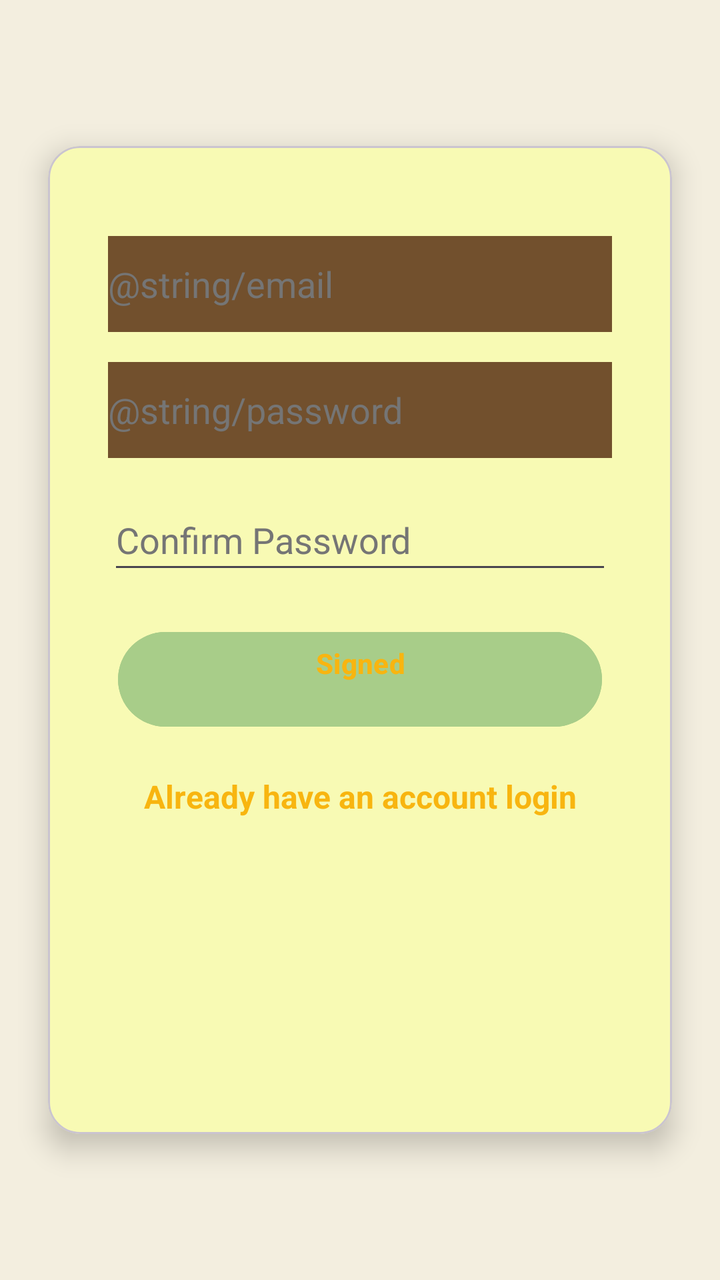
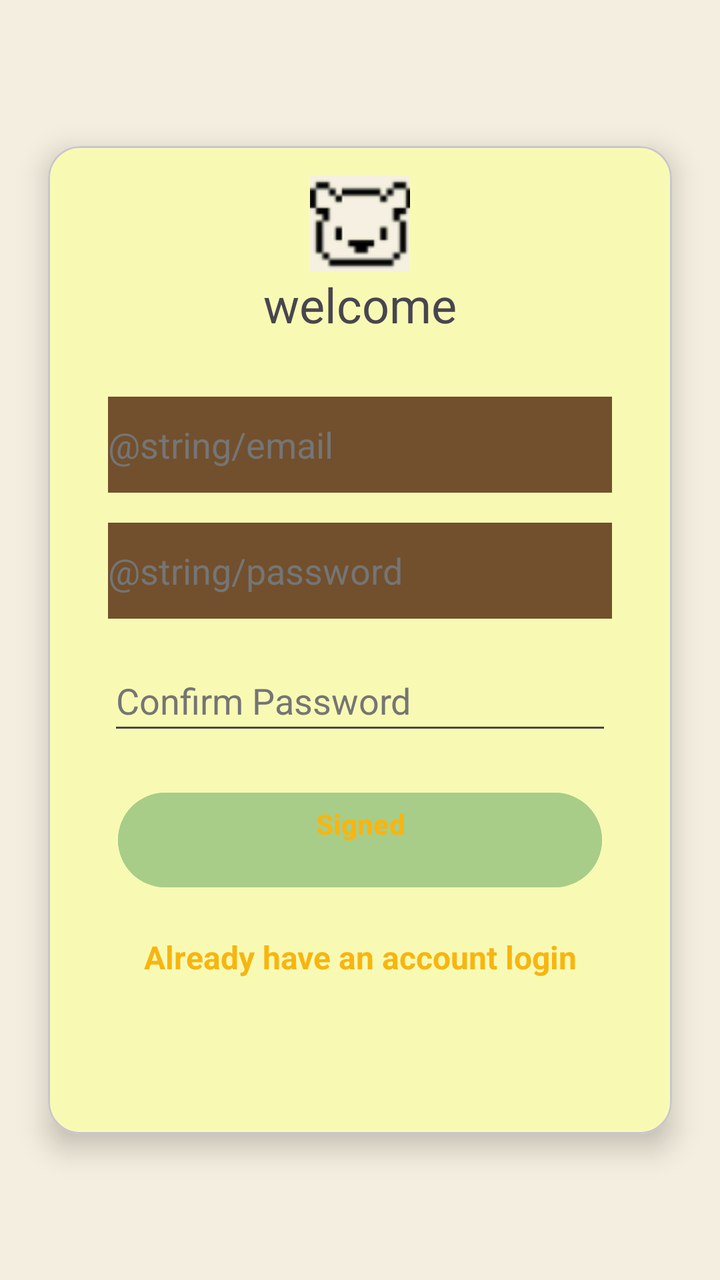

An Android layout rendered at two revisions. The XML below is the earlier revision; the diff shows what the commit changed to produce the second picture.
<!-- AndroidManifest.xml: application theme Theme.BeeBudgetingLimited -->
<!-- res/layout/activity_login.xml -->
<?xml version="1.0" encoding="utf-8"?>
<androidx.constraintlayout.widget.ConstraintLayout xmlns:android="http://schemas.android.com/apk/res/android"
    xmlns:app="http://schemas.android.com/apk/res-auto"
    xmlns:tools="http://schemas.android.com/tools"
    android:id="@+id/main"
    android:layout_width="match_parent"
    android:layout_height="match_parent"
    android:background="#F3EEDF"
    tools:context=".MainActivity">

    <com.google.android.material.card.MaterialCardView
        android:id="@+id/cardContainer"
        android:layout_width="0dp"
        android:layout_height="wrap_content"
        android:layout_margin="24dp"
        android:backgroundTint="@color/pastel_yellow"
        app:cardCornerRadius="16dp"
        app:cardElevation="8dp"
        app:layout_constraintBottom_toBottomOf="parent"
        app:layout_constraintEnd_toEndOf="parent"
        app:layout_constraintStart_toStartOf="parent"
        app:layout_constraintTop_toTopOf="parent">


        <LinearLayout
            android:id="@+id/linearLayout"
            android:layout_width="match_parent"
            android:layout_height="494dp"
            android:orientation="vertical"
            android:padding="15dp"
            android:paddingTop="40dp"
            android:paddingBottom="40dp"
            app:layout_constraintBottom_toBottomOf="parent"
            app:layout_constraintEnd_toEndOf="parent"
            app:layout_constraintHorizontal_bias="0.496"
            app:layout_constraintStart_toStartOf="parent"
            app:layout_constraintTop_toTopOf="parent"
            app:layout_constraintVertical_bias="0.0">

            <EditText
                android:id="@+id/etSEmailAddress"
                android:layout_width="match_parent"
                android:layout_height="wrap_content"
                android:layout_marginLeft="15dp"
                android:layout_marginTop="30dp"
                android:layout_marginRight="15dp"
                android:autofillHints="emailAddress"
                android:background="#72502D"
                android:backgroundTint="#72502D"
                android:ems="10"
                android:hint="@string/email"
                android:inputType="textEmailAddress"
                android:minHeight="48dp"
                android:textColorHint="#757575" />

            <EditText
                android:id="@+id/etSPassword"
                android:layout_width="match_parent"
                android:layout_height="wrap_content"
                android:layout_marginLeft="15dp"
                android:layout_marginTop="15dp"
                android:layout_marginRight="15dp"
                android:autofillHints="password"
                android:background="#72502D"
                android:ems="10"
                android:hint="@string/password"
                android:inputType="textPassword"
                android:minHeight="48dp"
                android:textColorHint="#757575" />

            <EditText
                android:id="@+id/etSConfPassword"
                android:layout_width="match_parent"
                android:layout_height="wrap_content"
                android:layout_marginLeft="15dp"
                android:layout_marginTop="15dp"
                android:layout_marginRight="15dp"
                android:autofillHints="password"
                android:ems="10"
                android:hint="@string/confirm_password"
                android:inputType="textPassword"
                android:minHeight="48dp"
                android:textColorHint="#757575"
                tools:ignore="TextContrastCheck" />

            <Button
                android:id="@+id/btnSigned"
                android:layout_width="match_parent"
                android:layout_height="wrap_content"
                android:layout_margin="20dp"
                android:backgroundTint="@color/light_green"
                android:text="@string/signed"
                android:textColor="#F8B510"
                android:textStyle="bold" />

            <TextView
                android:id="@+id/tvRedirectLogin"
                android:layout_width="match_parent"
                android:layout_height="wrap_content"
                android:gravity="center_horizontal"
                android:text="@string/already_have_an_account_login"
                android:textColor="#F8B510"
                android:textSize="16sp"
                android:textStyle="bold" />
        </LinearLayout>

    </com.google.android.material.card.MaterialCardView>

</androidx.constraintlayout.widget.ConstraintLayout>
<!-- resources referenced by this layout -->
<resources>
  <color name="light_green">#A8CD89</color>
  <color name="pastel_yellow">#F8FAB4</color>
  <string name="already_have_an_account_login">Already have an account login\n</string>
  <string name="confirm_password">Confirm Password\n</string>
  <string name="signed">Signed\n</string>
  <style name="Theme.BeeBudgetingLimited" parent="Base.Theme.BeeBudgetingLimited" />
  <style name="Base.Theme.BeeBudgetingLimited" parent="Theme.Material3.DayNight.NoActionBar">
          
          
      </style>
</resources>

<!-- the commit's change to res/layout/activity_login.xml (unified diff, before → after) -->
@@ -36,6 +36,20 @@
             app:layout_constraintStart_toStartOf="parent"
             app:layout_constraintTop_toTopOf="parent"
             app:layout_constraintVertical_bias="0.0">
+
+            <ImageView
+                android:id="@+id/imageView"
+                android:layout_width="match_parent"
+                android:layout_height="wrap_content"
+                app:srcCompat="@drawable/welcom" />
+
+            <TextView
+                android:id="@+id/textView"
+                android:layout_width="match_parent"
+                android:layout_height="wrap_content"
+                android:text="welcome"
+                android:textAlignment="center"
+                android:textSize="24sp" />
 
             <EditText
                 android:id="@+id/etSEmailAddress"
@@ -102,6 +116,7 @@
                 android:textColor="#F8B510"
                 android:textSize="16sp"
                 android:textStyle="bold" />
+
         </LinearLayout>
 
     </com.google.android.material.card.MaterialCardView>
<!-- resource entries referenced after the edit -->
@@ -2,6 +2,7 @@
 <resources>
   <color name="light_green">#A8CD89</color>
   <color name="pastel_yellow">#F8FAB4</color>
+  <!-- drawable welcom: png bitmap (drawable, 2867 bytes) -->
   <string name="already_have_an_account_login">Already have an account login\n</string>
   <string name="confirm_password">Confirm Password\n</string>
   <string name="signed">Signed\n</string>
